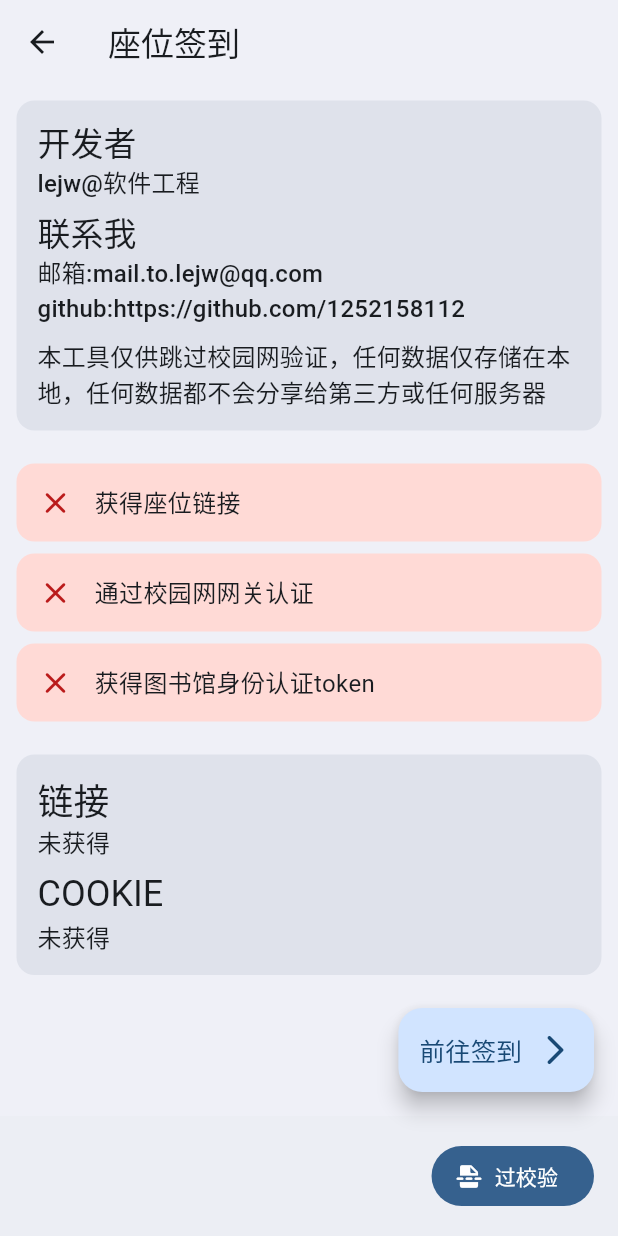
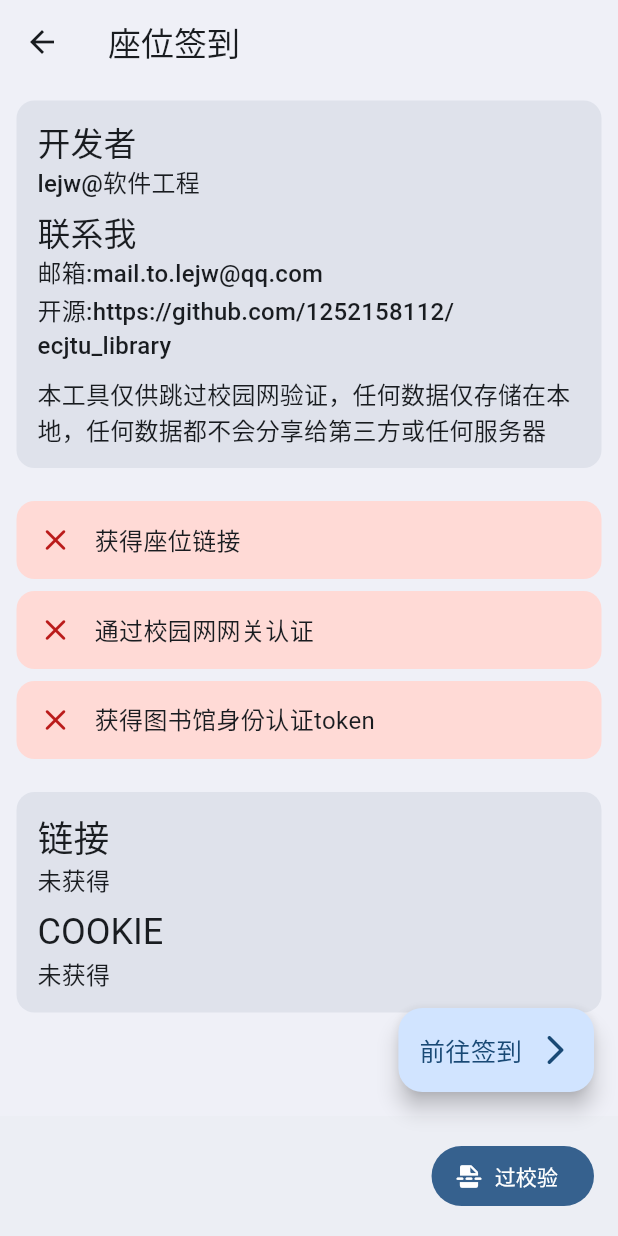
Before and after one commit to 1252158112/ecjtu_library, a Flutter app: the SignSeatPage screen opened by its route, on a phone screen of 412 x 824 dp. Run offline on Flutter 3.47's test engine with Material 2 defaults, Android fonts, the phone set to English and light mode, and no system bars; drawn by our look-alikes of dynamic_color; our stand-ins replace get, image_picker, shared_preferences, webview_flutter; missing offline and left inert: mobile_scanner; accounts and stored records are empty.

Commit message:
修正部分文本信息 优化登录逻辑判断

```diff
--- /dev/null
+++ b/lib/components/AuthorCard.dart
@@ -0,0 +1,51 @@
+import 'package:ecjtu_library/utils/state_util.dart';
+import 'package:flutter/material.dart';
+import 'package:get/get.dart';
+
+import '../constants.dart';
+
+class AuthorCard extends StatelessWidget {
+  const AuthorCard({super.key});
+  @override
+  Widget build(BuildContext context) {
+    return Card(
+      elevation: 0,
+      color: Theme.of(context).colorScheme.surfaceVariant,
+      child: Padding(
+        padding: const EdgeInsets.all(DEFAULT_PADDING),
+        child: Column(crossAxisAlignment: CrossAxisAlignment.start, children: [
+          Text(
+            '开发者',
+            style: Theme.of(context).textTheme.titleLarge,
+          ),
+          Text(
+            'lejw@软件工程',
+            style: Theme.of(context).textTheme.titleMedium,
+          ),
+          const SizedBox(
+            height: DEFAULT_PADDING / 2,
+          ),
+          Text(
+            '联系我',
+            style: Theme.of(context).textTheme.titleLarge,
+          ),
+          Text(
+            '邮箱:mail.to.lejw@qq.com',
+            style: Theme.of(context).textTheme.titleMedium,
+          ),
+          Text(
+            '开源:https://github.com/1252158112/ecjtu_library',
+            style: Theme.of(context).textTheme.titleMedium,
+          ),
+          const SizedBox(
+            height: DEFAULT_PADDING / 2,
+          ),
+          Text(
+            '本工具仅供跳过校园网验证，任何数据仅存储在本地，任何数据都不会分享给第三方或任何服务器',
+            style: Theme.of(context).textTheme.titleMedium,
+          ),
+        ]),
+      ),
+    );
+  }
+}
--- a/lib/pages/HomePage.dart
+++ b/lib/pages/HomePage.dart
@@ -1,6 +1,5 @@
 import 'dart:convert';
-import 'dart:math';
-
+import 'package:ecjtu_library/components/AuthorCard.dart';
 import 'package:ecjtu_library/components/CardListTile.dart';
 import 'package:ecjtu_library/constants.dart';
 import 'package:ecjtu_library/utils/http_util.dart';
@@ -167,7 +166,9 @@ class _HomePageState extends State<HomePage> {
                     icon: const Icon(Icons.login_rounded),
                     label: const Text('登录')),
                 FilledButton.icon(
-                    onPressed: loading ? null : passCheck,
+                    onPressed: loading || !_stateUtil.hasLoginForm()
+                        ? null
+                        : passCheck,
                     icon: const Icon(Icons.insert_page_break_rounded),
                     label: const Text('过校验'))
               ],
@@ -177,7 +178,7 @@ class _HomePageState extends State<HomePage> {
             height: DEFAULT_PADDING / 2,
           ),
           FilledButton.icon(
-              onPressed: loading
+              onPressed: loading || !_stateUtil.hasLoginForm()
                   ? null
                   : () {
                       Get.toNamed('/scan');
@@ -190,48 +191,7 @@ class _HomePageState extends State<HomePage> {
         padding: const EdgeInsets.all(DEFAULT_PADDING / 2),
         child: ListView(
           children: [
-            Card(
-              elevation: 0,
-              color: Theme.of(context).colorScheme.surfaceVariant,
-              child: Padding(
-                padding: const EdgeInsets.all(DEFAULT_PADDING),
-                child: Column(
-                    crossAxisAlignment: CrossAxisAlignment.start,
-                    children: [
-                      Text(
-                        '开发者',
-                        style: Theme.of(context).textTheme.titleLarge,
-                      ),
-                      Text(
-                        'lejw@软件工程',
-                        style: Theme.of(context).textTheme.titleMedium,
-                      ),
-                      const SizedBox(
-                        height: DEFAULT_PADDING / 2,
-                      ),
-                      Text(
-                        '联系我',
-                        style: Theme.of(context).textTheme.titleLarge,
-                      ),
-                      Text(
-                        '邮箱:mail.to.lejw@qq.com',
-                        style: Theme.of(context).textTheme.titleMedium,
-                      ),
-                      Text(
-                        'github:https://github.com/1252158112',
-                        style: Theme.of(context).textTheme.titleMedium,
-                      ),
-                      const SizedBox(
-                        height: DEFAULT_PADDING / 2,
-                      ),
-                      Text(
-                        '本工具仅供跳过校园网验证，任何数据仅存储在本地，任何数据都不会分享给第三方或任何服务器',
-                        style: Theme.of(context).textTheme.titleMedium,
-                      ),
-                    ]),
-              ),
-            ),
-
+            const AuthorCard(),
             const SizedBox(
               height: DEFAULT_PADDING,
             ),
--- a/lib/pages/SignSeatPage.dart
+++ b/lib/pages/SignSeatPage.dart
@@ -8,6 +8,8 @@ import 'package:ecjtu_library/utils/state_util.dart';
 import 'package:flutter/material.dart';
 import 'package:flutter/services.dart';
 import 'package:get/get.dart';
+
+import '../components/AuthorCard.dart';
 
 class SignSeatPage extends StatefulWidget {
   const SignSeatPage({super.key});
@@ -113,48 +115,7 @@ class _SignSeatPageState extends State<SignSeatPage> {
         padding: const EdgeInsets.all(DEFAULT_PADDING / 2),
         child: ListView(
           children: [
-            Card(
-              elevation: 0,
-              color: Theme.of(context).colorScheme.surfaceVariant,
-              child: Padding(
-                padding: const EdgeInsets.all(DEFAULT_PADDING),
-                child: Column(
-                    crossAxisAlignment: CrossAxisAlignment.start,
-                    children: [
-                      Text(
-                        '开发者',
-                        style: Theme.of(context).textTheme.titleLarge,
-                      ),
-                      Text(
-                        'lejw@软件工程',
-                        style: Theme.of(context).textTheme.titleMedium,
-                      ),
-                      const SizedBox(
-                        height: DEFAULT_PADDING / 2,
-                      ),
-                      Text(
-                        '联系我',
-                        style: Theme.of(context).textTheme.titleLarge,
-                      ),
-                      Text(
-                        '邮箱:mail.to.lejw@qq.com',
-                        style: Theme.of(context).textTheme.titleMedium,
-                      ),
-                      Text(
-                        'github:https://github.com/1252158112',
-                        style: Theme.of(context).textTheme.titleMedium,
-                      ),
-                      const SizedBox(
-                        height: DEFAULT_PADDING / 2,
-                      ),
-                      Text(
-                        '本工具仅供跳过校园网验证，任何数据仅存储在本地，任何数据都不会分享给第三方或任何服务器',
-                        style: Theme.of(context).textTheme.titleMedium,
-                      ),
-                    ]),
-              ),
-            ),
-
+            const AuthorCard(),
             const SizedBox(
               height: DEFAULT_PADDING,
             ),
```
Also changed, not shown: 1 other file.
